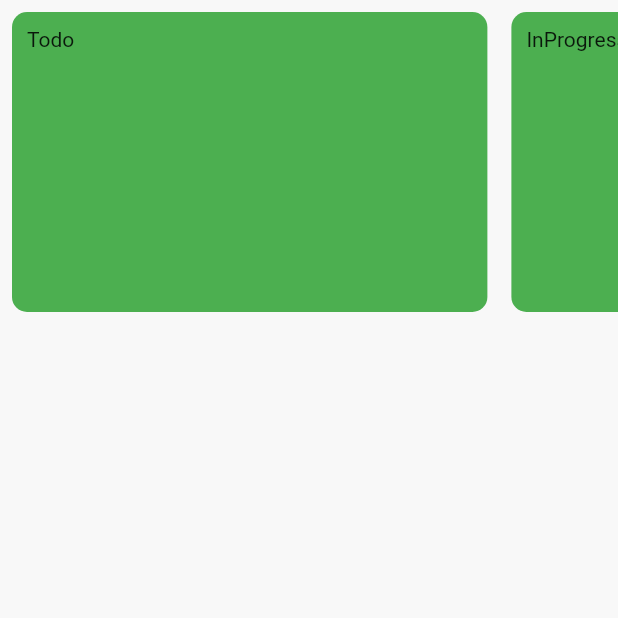
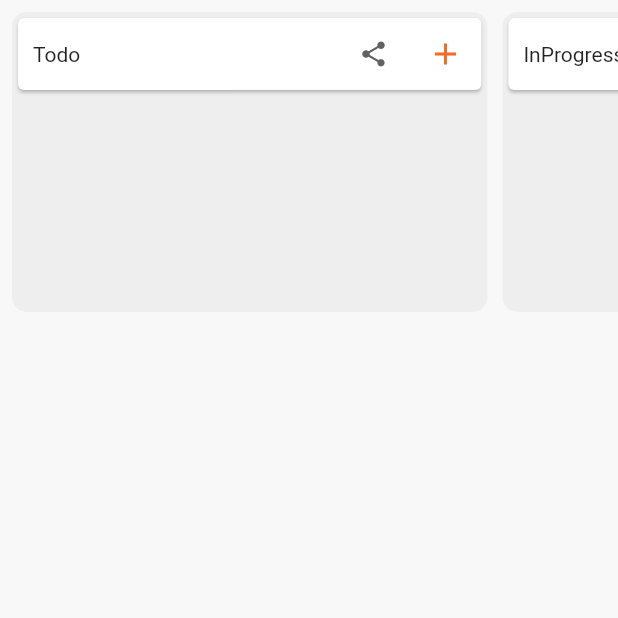
Before and after one commit to Ahsankhansadozai/time_tracking_app, a Flutter app: the screen it shows after launch, on a phone screen of 412 x 824 dp, the top half of it. Run offline on Flutter 3.47's test engine with Material 2 defaults, Android fonts, the phone set to English and light mode, and no system bars; our stand-ins replace easy_localization, flutter_native_splash, get_it, go_router, shared_preferences, stacked.

Commit message:
design DashBoardScreen.dart.

```diff
--- a/lib/common/widget_styling/WidgetStyling.dart
+++ b/lib/common/widget_styling/WidgetStyling.dart
@@ -1,8 +1,17 @@
 import 'package:flutter/cupertino.dart';
 import 'package:flutter/material.dart';
+import 'package:time_tracking_app/app/theme/app_color.dart';
 
 hContainerBorder(double cornerRadius){
 return  BoxDecoration(
-      color: Colors.green, //new Color.fromRGBO(255, 0, 0, 0.0),
+    color: AppColor.Gray200, //new Color.fromRGBO(255, 0, 0, 0.0),
       borderRadius: BorderRadius.circular(cornerRadius));
 }
+
+Widget addVerticalSpace(double height) {
+  return SizedBox(height: height);
+}
+
+Widget addHorizontalSpace(double width) {
+  return SizedBox(width: width);
+}
--- a/lib/presentation/dashboard_screen/view/screen/DashBoardScreen.dart
+++ b/lib/presentation/dashboard_screen/view/screen/DashBoardScreen.dart
@@ -1,5 +1,6 @@
 import 'package:flutter/material.dart';
 import 'package:stacked/stacked.dart';
+import 'package:time_tracking_app/app/theme/app_color.dart';
 import 'package:time_tracking_app/presentation/dashboard_screen/view_model/DashBaordViewModel.dart';
 
 import '../../../../common/widget_styling/WidgetStyling.dart';
@@ -32,61 +33,135 @@ class _DashBoardScreenState extends State<DashBoardScreen> {
   _buildBody() {
     return SingleChildScrollView(
       scrollDirection: Axis.horizontal,
+      child: Padding(
+        padding: const EdgeInsets.all(8.0),
         child: Row(
           mainAxisAlignment: MainAxisAlignment.spaceBetween,
           children: [
             _buildTodoWidget(),
+            addHorizontalSpace(10),
             _buildInProgressWidget(),
+            addHorizontalSpace(10),
             _buildDoneWidget()
           ],
+        ),
       ),
     );
   }
 
   _buildTodoWidget() {
-    return Padding(
-      padding: const EdgeInsets.all(8.0),
-      child: SizedBox(
+    return SizedBox(
       height: 200,
       width: MediaQuery.of(context).size.width / 1.3,
       child: Container(
           decoration: hContainerBorder(10.0),
           child: Column(
             crossAxisAlignment: CrossAxisAlignment.start,
-              children: [_buildTitle('Todo')],
+            children: [
+              Card(
+                child: Row(
+                  mainAxisAlignment: MainAxisAlignment.spaceBetween,
+                  children: [
+                    _buildTitle('Todo'),
+                    Row(
+                      children: [
+                        IconButton(
+                            onPressed: () {},
+                            icon: Icon(
+                              Icons.share,
+                              size: 20,
+                              color: AppColor.Gray700,
                             )),
+                        IconButton(
+                            onPressed: () {},
+                            icon: Icon(
+                              Icons.add,
+                              color: AppColor.Orange,
+                            ))
+                      ],
+                    )
+                  ],
                 ),
+              )
+            ],
+          )),
     );
   }
 
   _buildInProgressWidget() {
-    return Padding(
-      padding: const EdgeInsets.all(8.0),
-      child: SizedBox(
+    return SizedBox(
       height: 200,
       width: MediaQuery.of(context).size.width / 1.3,
       child: Container(
           decoration: hContainerBorder(10.0),
           child: Column(
             crossAxisAlignment: CrossAxisAlignment.start,
-              children: [_buildTitle('InProgress')],
+            children: [
+              Card(
+                child: Row(
+                  mainAxisAlignment: MainAxisAlignment.spaceBetween,
+                  children: [
+                    _buildTitle('InProgress'),
+                    Row(
+                      children: [
+                        IconButton(
+                            onPressed: () {},
+                            icon: Icon(
+                              Icons.share,
+                              size: 20,
+                              color: AppColor.Gray700,
                             )),
+                        IconButton(
+                            onPressed: () {},
+                            icon: Icon(
+                              Icons.add,
+                              color: AppColor.Orange,
+                            ))
+                      ],
+                    )
+                  ],
                 ),
+              )
+            ],
+          )),
     );
   }
 
   _buildDoneWidget() {
-    return Padding(
-      padding: const EdgeInsets.all(8.0),
-      child: SizedBox(
+    return SizedBox(
       height: 200,
       width: MediaQuery.of(context).size.width / 1.3,
       child: Container(
         decoration: hContainerBorder(10.0),
         child: Column(
           crossAxisAlignment: CrossAxisAlignment.start,
-            children: [_buildTitle('Done')],
+          children: [
+            Card(
+              child: Row(
+                mainAxisAlignment: MainAxisAlignment.spaceBetween,
+                children: [
+                  _buildTitle('Done'),
+                  Row(
+                    children: [
+                      IconButton(
+                          onPressed: () {},
+                          icon: Icon(
+                            Icons.share,
+                            color: AppColor.Gray700,
+                            size: 20,
+                          )),
+                      IconButton(
+                          onPressed: () {},
+                          icon: Icon(
+                            Icons.add,
+                            color: AppColor.Orange,
+                          ))
+                    ],
+                  )
+                ],
               ),
+            )
+          ],
         ),
       ),
     );
```
Lines whose indentation alone changed are shown as unchanged.
